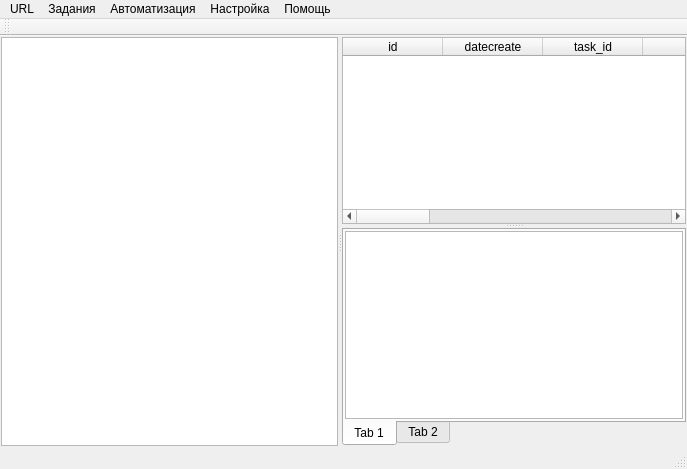
Qt form REXLoader/rexwindow.ui (RA9OAJ/rexloader) before a commit.
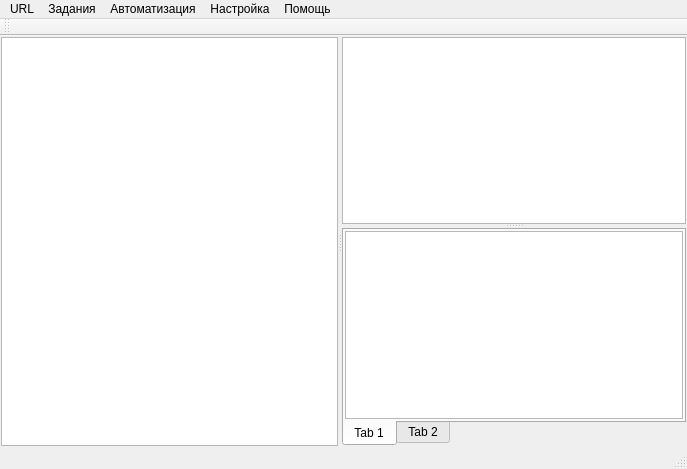
The same form after that commit.

Commit message: Переделка GUI под использование QTableView

```diff
--- a/REXLoader/rexwindow.ui
+++ b/REXLoader/rexwindow.ui
@@ -31,79 +31,7 @@
        <property name="orientation">
         <enum>Qt::Vertical</enum>
        </property>
-       <widget class="QTableWidget" name="tableWidget">
-        <property name="sortingEnabled">
-         <bool>true</bool>
-        </property>
-        <attribute name="horizontalHeaderStretchLastSection">
-         <bool>false</bool>
-        </attribute>
-        <column>
-         <property name="text">
-          <string>id</string>
-         </property>
-        </column>
-        <column>
-         <property name="text">
-          <string>datecreate</string>
-         </property>
-        </column>
-        <column>
-         <property name="text">
-          <string>task_id</string>
-         </property>
-        </column>
-        <column>
-         <property name="text">
-          <string>url</string>
-         </property>
-        </column>
-        <column>
-         <property name="text">
-          <string>File</string>
-         </property>
-        </column>
-        <column>
-         <property name="text">
-          <string>Status</string>
-         </property>
-        </column>
-        <column>
-         <property name="text">
-          <string>Progress</string>
-         </property>
-        </column>
-        <column>
-         <property name="text">
-          <string>Total Size</string>
-         </property>
-        </column>
-        <column>
-         <property name="text">
-          <string>Left</string>
-         </property>
-        </column>
-        <column>
-         <property name="text">
-          <string>Time</string>
-         </property>
-        </column>
-        <column>
-         <property name="text">
-          <string>Note</string>
-         </property>
-        </column>
-        <column>
-         <property name="text">
-          <string>lasterror</string>
-         </property>
-        </column>
-        <column>
-         <property name="text">
-          <string>mime</string>
-         </property>
-        </column>
-       </widget>
+       <widget class="QTableView" name="tableView"/>
        <widget class="QTabWidget" name="tabWidget">
         <property name="tabPosition">
          <enum>QTabWidget::South</enum>
```
Left out of the diff: 2 changed lines with no effect on the pictures. The commit also changes 4 other files.
